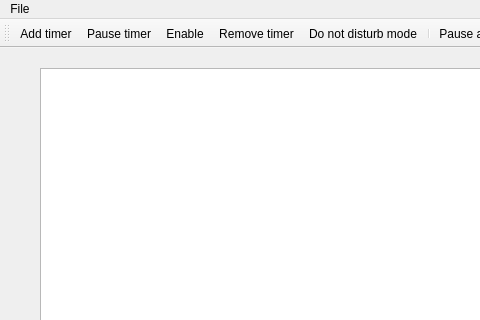
First picture: the form in Semester 1/Lab 2/Lab_2/mainwindow.ui, repository ram333n/ooop_2021_2022, before the edit; both pictures show x 0 to 480 and y 0 to 320 of the 650 by 450 pixel window.
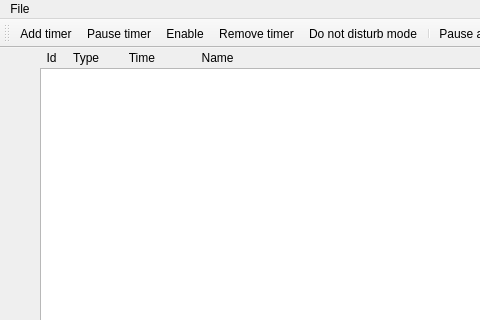
Second picture: the form after the edit. Icons and pictures are not drawn.

```diff
--- a/Semester 1/Lab 2/Lab_2/mainwindow.ui
+++ b/Semester 1/Lab 2/Lab_2/mainwindow.ui
@@ -43,6 +43,28 @@
     </property>
     <property name="styleSheet">
      <string notr="true">font: 14pt &quot;MS Shell Dlg 2&quot;;</string>
+    </property>
+    <property name="resizeMode">
+     <enum>QListView::Fixed</enum>
+    </property>
+    <property name="batchSize">
+     <number>200</number>
+    </property>
+    <property name="wordWrap">
+     <bool>true</bool>
+    </property>
+   </widget>
+   <widget class="QLabel" name="label">
+    <property name="geometry">
+     <rect>
+      <x>40</x>
+      <y>0</y>
+      <width>281</width>
+      <height>20</height>
+     </rect>
+    </property>
+    <property name="text">
+     <string>  Id     Type         Time              Name</string>
     </property>
    </widget>
   </widget>
```
Left out of the diff: 2 changed lines with no effect on the pictures.
